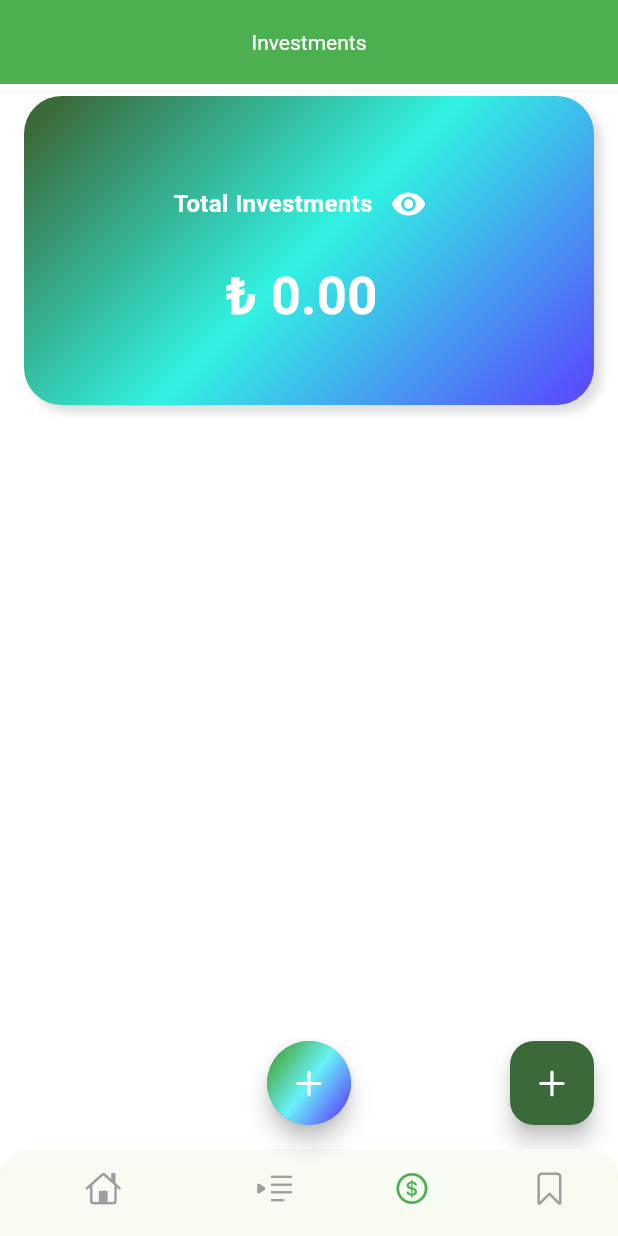
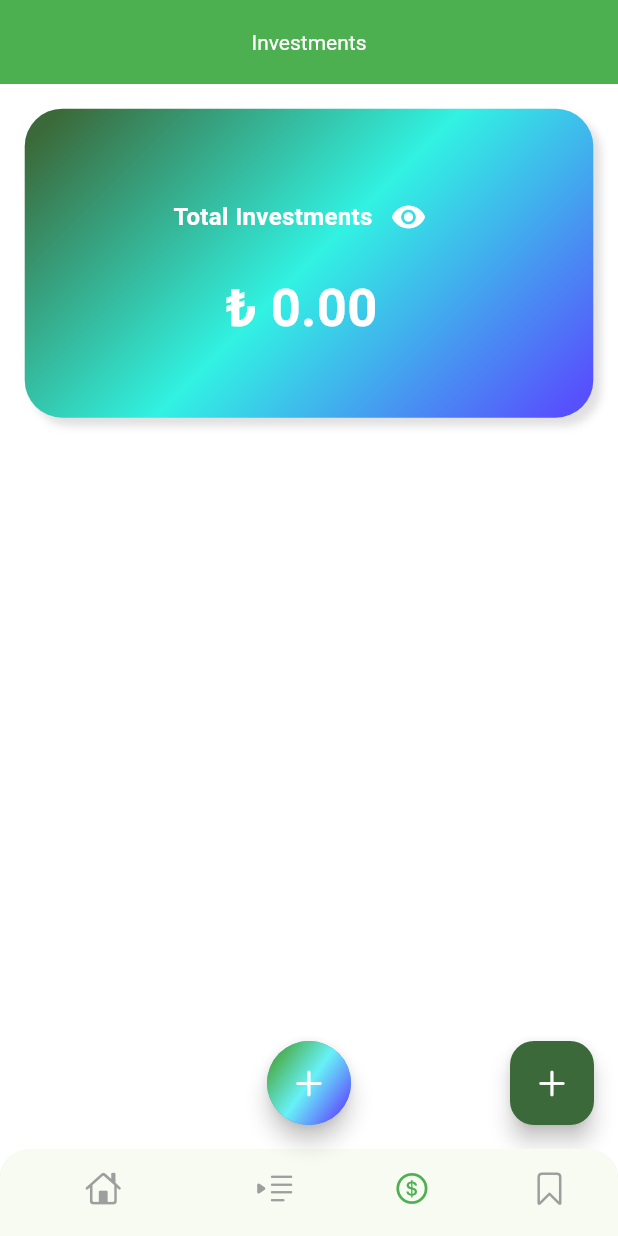
Before and after one commit to Despance/Savetify, a Flutter app: the screen it shows once a user with an empty profile is signed in, item 3 of the bottom bar chosen, on a phone screen of 412 x 824 dp. Run offline on Flutter 3.47's test engine with Material 3 defaults, Android fonts, the phone set to English and light mode, and no system bars; our stand-ins replace cloud_firestore, firebase_auth, firebase_core, fl_chart, flutter_colorpicker, flutter_form_builder and 4 more; missing offline and left inert: google_sign_in_dartio; accounts and stored records are empty.

Commit message:
size & scrollable

```diff
--- a/lib/src/features/investment/view/InvestmentView.dart
+++ b/lib/src/features/investment/view/InvestmentView.dart
@@ -1,6 +1,7 @@
 import 'dart:math';
 
 import 'package:flutter/cupertino.dart';
+import 'package:flutter/foundation.dart' show kIsWeb;
 import 'package:flutter/material.dart';
 import 'package:intl/intl.dart';
 import 'package:savetify/src/features/investment/model/InvestmentModel.dart';
@@ -63,8 +64,6 @@ class InvestmentPageState extends State<InvestmentPage> {
       _date = investment.date;
       selectedType =
           _unitAmountController.text.isNotEmpty ? 'Unit Amount' : 'Total Value';
-      selectedType =
-          _unitAmountController.text.isNotEmpty ? 'Unit Amount' : 'Total Value';
     } else {
       _nameController.clear();
       _unitAmountController.clear();
@@ -80,7 +79,8 @@ class InvestmentPageState extends State<InvestmentPage> {
         return AlertDialog(
           title:
               Text(investment != null ? 'Edit Investment' : 'New Investment'),
-          content: StatefulBuilder(
+          content: SingleChildScrollView(
+            child: StatefulBuilder(
               builder: (BuildContext context, StateSetter setState) {
                 return Form(
                   key: _formKey,
@@ -121,8 +121,8 @@ class InvestmentPageState extends State<InvestmentPage> {
                         const SizedBox(height: 10),
                         DropdownButtonFormField<String>(
                           value: selectedType,
-                        items:
-                            ['Unit Amount', 'Total Value'].map((String value) {
+                          items: ['Unit Amount', 'Total Value']
+                              .map((String value) {
                             return DropdownMenuItem<String>(
                               value: value,
                               child: Text(value),
@@ -183,8 +183,7 @@ class InvestmentPageState extends State<InvestmentPage> {
                             );
                             if (pickedDate != null) {
                               setState(() {
-                              _date =
-                                  DateFormat('yyyy-MM-dd').format(pickedDate);
+                                _date = DateFormat('yyyy-MM-dd').format(pickedDate);
                               });
                             }
                           },
@@ -200,6 +199,7 @@ class InvestmentPageState extends State<InvestmentPage> {
                   ),
                 );
               },
+            ),
           ),
           actions: <Widget>[
             TextButton(
@@ -251,7 +251,7 @@ class InvestmentPageState extends State<InvestmentPage> {
         future: viewModel.loadInvestmentModels(),
         builder: (context, snapshot) {
           if (snapshot.connectionState == ConnectionState.waiting) {
-            return Center(child: CircularProgressIndicator());
+            return const Center(child: CircularProgressIndicator());
           } else if (snapshot.hasError) {
             return Center(child: Text('Error: ${snapshot.error}'));
           } else {
@@ -259,18 +259,23 @@ class InvestmentPageState extends State<InvestmentPage> {
               future: viewModel.getTotalInvestmentModelsValue(),
               builder: (context, totalSnapshot) {
                 if (totalSnapshot.connectionState == ConnectionState.waiting) {
-                  return Center(child: CircularProgressIndicator());
+                  return const Center(child: CircularProgressIndicator());
                 } else if (totalSnapshot.hasError) {
                   return Center(child: Text('Error: ${totalSnapshot.error}'));
                 } else {
-                  return Column(
+                  return SingleChildScrollView(
+                    child: Column(
                       children: [
                         Padding(
-                        padding: const EdgeInsets.symmetric(
-                            horizontal: 16.0, vertical: 8.0),
+                          padding: EdgeInsets.symmetric(
+                            horizontal: MediaQuery.of(context).size.width * 0.04,
+                            vertical: MediaQuery.of(context).size.height * 0.02,
+                          ),
                           child: Container(
                             width: MediaQuery.of(context).size.width,
-                          height: MediaQuery.of(context).size.width / 2,
+                            height: kIsWeb
+                                ? MediaQuery.of(context).size.width / 4
+                                : MediaQuery.of(context).size.width / 2,
                             decoration: BoxDecoration(
                               gradient: LinearGradient(
                                 colors: [
@@ -289,6 +294,8 @@ class InvestmentPageState extends State<InvestmentPage> {
                                 ),
                               ],
                             ),
+                            child: Padding(
+                              padding: const EdgeInsets.all(10.0),
                               child: Column(
                                 mainAxisAlignment: MainAxisAlignment.center,
                                 children: [
@@ -310,12 +317,11 @@ class InvestmentPageState extends State<InvestmentPage> {
                                               : Icons.visibility_off,
                                           color: Colors.white,
                                         ),
-                                    onPressed: _toggleInvestmentValueVisibility,
+                                        onPressed:
+                                            _toggleInvestmentValueVisibility,
                                       ),
                                     ],
                                   ),
-                              // const SizedBox(width: 10),
-
                                   const SizedBox(height: 12),
                                   Row(
                                     mainAxisAlignment: MainAxisAlignment.center,
@@ -331,28 +337,20 @@ class InvestmentPageState extends State<InvestmentPage> {
                                         ),
                                       ),
                                       const SizedBox(width: 10),
-                                  // IconButton(
-                                  //   icon: Icon(
-                                  //     _isInvestmentValueVisible
-                                  //         ? Icons.visibility
-                                  //         : Icons.visibility_off,
-                                  //     color: Colors.white,
-                                  //   ),
-                                  //   onPressed: _toggleInvestmentValueVisibility,
-                                  // ),
                                     ],
                                   ),
                                 ],
                               ),
                             ),
                           ),
+                        ),
                         const SizedBox(height: 20),
-                      Expanded(
-                        child: ListView.builder(
+                        ListView.builder(
+                          shrinkWrap: true,
+                          physics: const NeverScrollableScrollPhysics(),
                           itemCount: viewModel.investmentModels.length,
                           itemBuilder: (context, index) {
-                            final investment =
-                                viewModel.investmentModels[index];
+                            final investment = viewModel.investmentModels[index];
                             return Card(
                               margin: const EdgeInsets.symmetric(
                                   vertical: 8, horizontal: 16),
@@ -361,8 +359,6 @@ class InvestmentPageState extends State<InvestmentPage> {
                                 subtitle: Column(
                                   crossAxisAlignment: CrossAxisAlignment.start,
                                   children: [
-                                    Text(
-                                        'Unit Amount: ${investment.unitAmount}'),
                                     Text(_isInvestmentValueVisible
                                         ? 'Unit Amount: ${investment.unitAmount}'
                                         : 'Unit Amount: ****'),
@@ -386,8 +382,7 @@ class InvestmentPageState extends State<InvestmentPage> {
                                     IconButton(
                                       icon: const Icon(CupertinoIcons.trash),
                                       onPressed: () async {
-                                        await viewModel
-                                            .deleteInvestmentModel(index);
+                                        await viewModel.deleteInvestmentModel(index);
                                         setState(
                                             () {}); // To update the UI after deletion
                                       },
@@ -398,8 +393,8 @@ class InvestmentPageState extends State<InvestmentPage> {
                             );
                           },
                         ),
+                      ],
                     ),
-                    ],
                   );
                 }
               },
```
Lines whose indentation alone changed are shown as unchanged.
